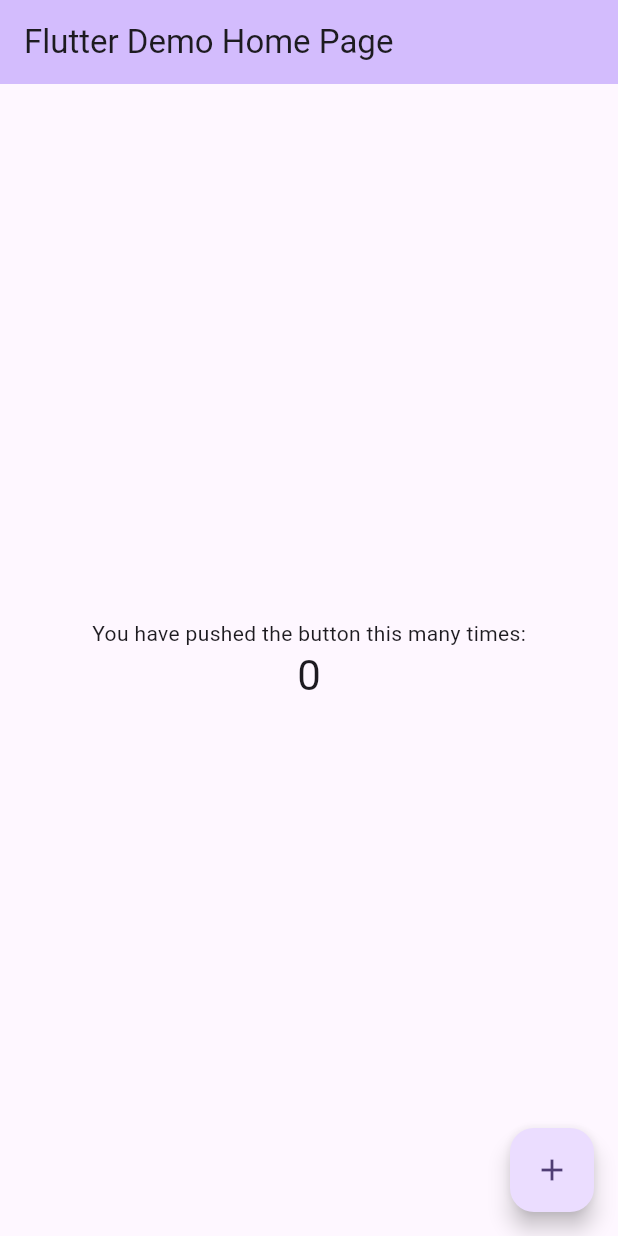
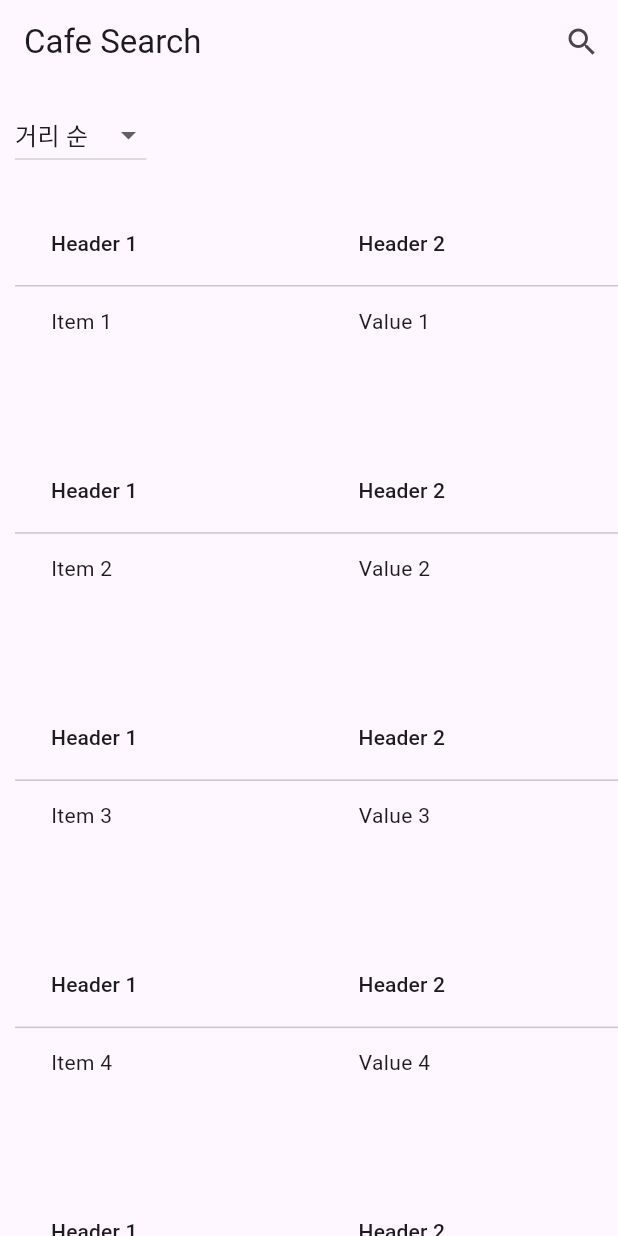
Before and after one commit to choiyoubin/Flutter-cafecheck, a Flutter app: the screen it shows after launch, on a phone screen of 412 x 824 dp. Run offline on Flutter 3.47's test engine with Material 2 defaults, Android fonts, the phone set to English and light mode, and no system bars.

Commit message:
[Scene] Main - 메인화면 구성 (검색기능, 드롭박스, 테이블 뷰)

```diff
--- a/lib/main.dart
+++ b/lib/main.dart
@@ -31,7 +31,7 @@ class MyApp extends StatelessWidget {
         colorScheme: ColorScheme.fromSeed(seedColor: Colors.deepPurple),
         useMaterial3: true,
       ),
-      home: const MyHomePage(title: 'Flutter Demo Home Page'),
+      home: FirstScreen(),
     );
   }
 }
@@ -52,6 +52,150 @@ class MyHomePage extends StatefulWidget {
 
   @override
   State<MyHomePage> createState() => _MyHomePageState();
+}
+
+class FirstScreen extends StatefulWidget {
+  @override
+  _FirstScreenState createState() => _FirstScreenState();
+}
+
+class _FirstScreenState extends State<FirstScreen> {
+  String selectedCategory = '거리 순';
+  int numberOfTables = 5; // 테이블 개수
+
+  @override
+  Widget build(BuildContext context) {
+    double screenHeight = MediaQuery.of(context).size.height;
+    double tableHeight = screenHeight / numberOfTables;
+    return Scaffold(
+      appBar: AppBar(
+        title: Text('Cafe Search'),
+        actions: <Widget>[
+          IconButton(
+            icon: Icon(Icons.search),
+            onPressed: () {
+              showSearch(context: context, delegate: SearchBarDelegate());
+            }
+          )
+        ]
+        ),
+      body: Padding(
+        padding: EdgeInsets.only(top: 10, left: 10),
+        child: Column(
+          crossAxisAlignment: CrossAxisAlignment.start,
+          children: [
+            Row(
+              children: [
+            DropdownButton<String>(
+              value: selectedCategory,
+              onChanged: (newValue) {
+                setState( () {
+                  selectedCategory = newValue!;
+                });
+              },
+              items: <String>['거리 순', '혼잡도 순', '별점 순']
+                .map<DropdownMenuItem<String>>((String value) {
+                  return DropdownMenuItem<String>(
+                    value: value,
+                    child: Text(value),
+                  );
+              }).toList(),
+            ),
+            ],
+            ),
+            SizedBox(height: 20),
+            Expanded(
+              child: ListView.builder(
+                itemCount: numberOfTables,
+                itemBuilder: (BuildContext context, int index) {
+                  return SizedBox(
+                    height: tableHeight,
+                    child: DataTable(
+                      columns: <DataColumn>[
+                        DataColumn(label: Text('Header 1')),
+                        DataColumn(label: Text('Header 2')),
+                      ],
+                      rows: <DataRow>[
+                        DataRow(cells: <DataCell>[
+                          DataCell(Text('Item ${index + 1}')),
+                          DataCell(Text('Value ${index + 1}')),
+                        ]),
+                      ],
+                    ),
+                  );
+                },
+              ),
+            ),
+          ],
+        ),
+      ),
+    );
+  }
+}
+// leading: DropdownButton<String>(
+// value: selectedCategory,
+// onChanged: (newValue) {
+// setState(() {
+// selectedCategory = newValue!;
+// });
+// },
+// items: <String>['거리 순', '별점 순', '혼잡도 순']
+//     .map<DropdownMenuItem<String>>((String value) {
+// return DropdownMenuItem<String>(
+// value: value,
+// child: Text(value),
+// );
+// }).toList(),
+// ),
+class SearchBarDelegate extends SearchDelegate<String> {
+  @override
+  List<Widget> buildActions(BuildContext context) {
+    return [
+      IconButton(
+        icon: Icon(Icons.clear),
+        onPressed: () {
+          query = '';
+        },
+      ),
+    ];
+  }
+
+  @override
+  Widget buildLeading(BuildContext context) {
+    return IconButton(
+      icon: Icon(Icons.arrow_back),
+      onPressed: () {
+        close(context, '');
+      },
+    );
+  }
+
+  @override
+  Widget buildResults(BuildContext context) {
+    return Center(
+      child: Text('Search Results for "$query"'),
+    );
+  }
+
+  @override
+  Widget buildSuggestions(BuildContext context) {
+    return Center(
+      child: Text('Search Suggestions for "$query"'),
+    );
+  }
+}
+class SecondScreen extends StatelessWidget {
+  @override
+  Widget build(BuildContext context) {
+    return Scaffold(
+      appBar: AppBar(
+        title: Text('Second Screen'),
+      ),
+      body: Center(
+        child: Text('Welcome to the Second Screen!'),
+      ),
+    );
+  }
 }
 
 class _MyHomePageState extends State<MyHomePage> {
```
Also changed, not shown: pubspec.lock, 2 other files.
